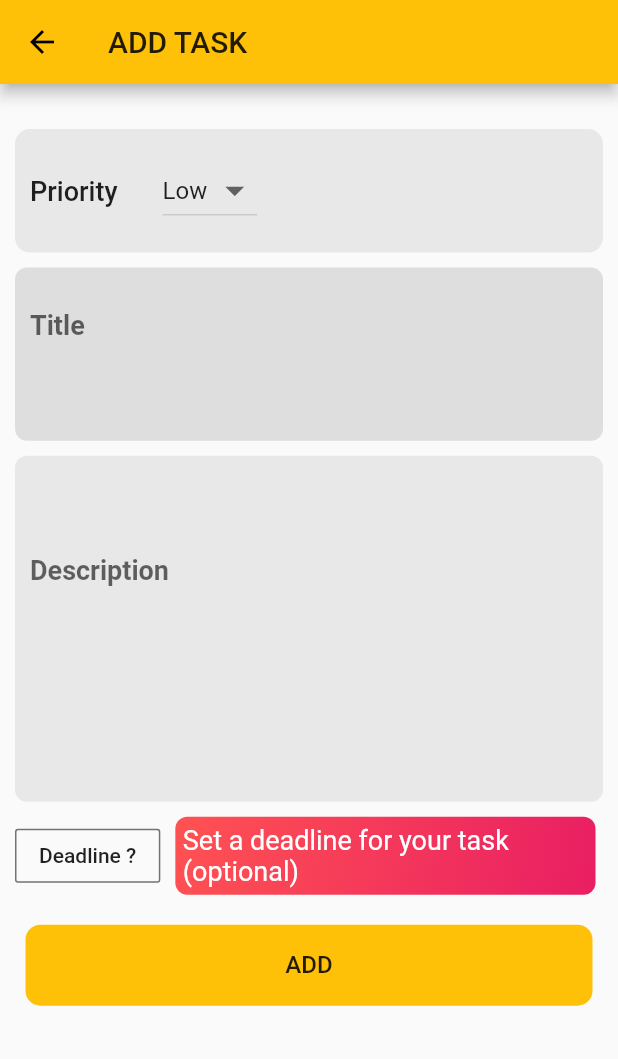
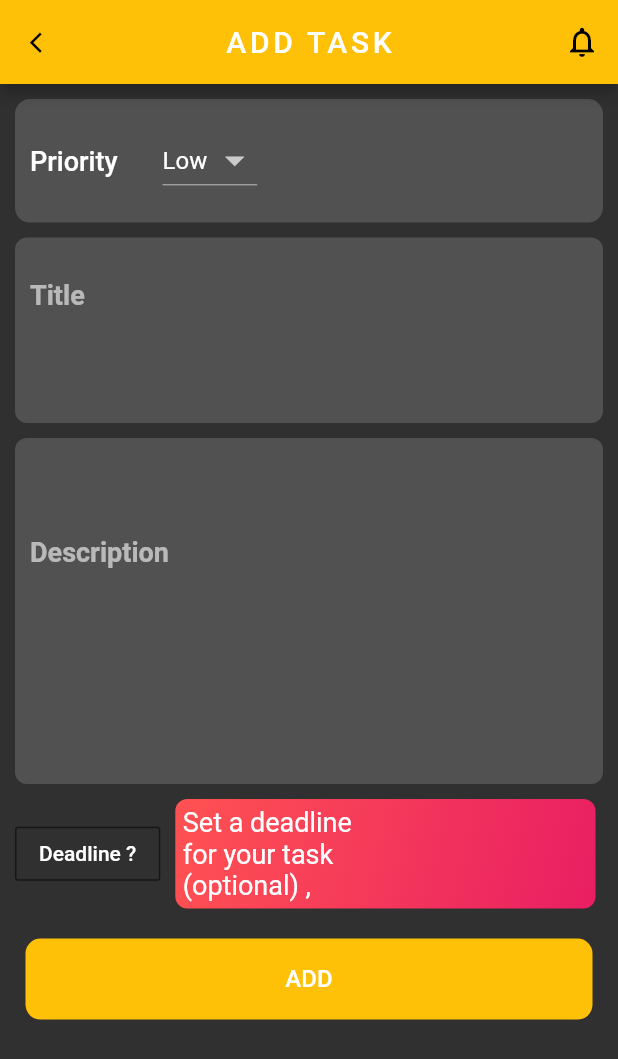
Before and after one commit to ShimronAlakkal/Paperclip, a Flutter app: the screen it shows after launch, after a tap on the "add" icon, on a phone screen of 412 x 824 dp. Shown: the top 1059 px of the screen. Run offline on Flutter 3.47's test engine with Material 2 defaults, Android fonts, the phone set to English and light mode, and no system bars; our stand-ins replace shared_preferences, sqflite; accounts and stored records are empty.

Commit message:
added persistent theming

```diff
--- a/lib/main.dart
+++ b/lib/main.dart
@@ -1,17 +1,22 @@
 import 'package:flutter/material.dart';
+import 'package:provider/provider.dart';
 import './screens/notelist.dart';
+import 'package:TDM/utils/themeData.dart';
 
 Future<void> main() async {
   runApp(
-    MaterialApp(
-      debugShowCheckedModeBanner: false,
-      theme: ThemeData(
-        accentColor: Colors.amberAccent,
-        primaryColor: Colors.amber,
-        brightness: Brightness.light,
+    ChangeNotifierProvider(
+      create: (context) => ThemeNotifier(),
+      child: Consumer<ThemeNotifier>(
+        builder: (context, ThemeNotifier notifier, child) {
+          return MaterialApp(
+            debugShowCheckedModeBanner: false,
+            theme: notifier.darkTheme == true ? dark : light,
+            title: 'Stellar Notes',
+            home: Notelist(),
+          );
+        },
       ),
-      title: 'Stellar Notes',
-      home: Notelist(),
     ),
   );
 }
--- a/lib/screens/editpage.dart
+++ b/lib/screens/editpage.dart
@@ -1,3 +1,5 @@
+import 'dart:ui';
+
 import 'package:intl/intl.dart';
 import 'package:TDM/models/databaseModel.dart';
 import 'package:TDM/utils/DatabaseHelper.dart';
@@ -41,6 +43,8 @@ class _EditNoteState extends State<EditNote> {
     }
   }
 
+  var _timeOfDay = '';
+
   _EditNoteState(this.noteModel, this.appBarTitle, this.buttonText);
 
   String appBarTitle;
@@ -66,21 +70,40 @@ class _EditNoteState extends State<EditNote> {
     return Scaffold(
       resizeToAvoidBottomPadding: true,
       appBar: AppBar(
+        centerTitle: true,
         backgroundColor: Colors.amber,
         leading: IconButton(
-            icon: Icon(Icons.arrow_back),
+            icon: Icon(
+              Icons.arrow_back_ios,
+              size: 16.5,
+            ),
             onPressed: () {
               Navigator.pop(context);
             }),
-        title: Text(appBarTitle),
+        title: Text(
+          appBarTitle,
+          style: TextStyle(
+            color: Colors.white,
+            letterSpacing: 2.5,
+            fontWeight: FontWeight.w500,
+          ),
+        ),
+        actions: [
+          IconButton(
+            icon: Icon(Icons.notifications_none_outlined),
+            onPressed: () {
+              setState(() {});
+            },
+          ),
+        ],
       ),
       body: Form(
         key: formkey,
         child: ListView(
           children: [
             Container(
-              padding: EdgeInsets.symmetric(vertical: 20),
-              margin: EdgeInsets.only(top: 10, left: 10, right: 10),
+              padding: EdgeInsets.symmetric(vertical: 5),
+              margin: EdgeInsets.only(top: 5, left: 10, right: 10),
               child: Column(
                 children: [
 ////////////////////////////////////////////////////////////////////////
@@ -93,7 +116,7 @@ class _EditNoteState extends State<EditNote> {
                     height: MediaQuery.of(context).size.height * 0.1,
                     decoration: BoxDecoration(
                       borderRadius: BorderRadius.circular(10),
-                      color: Colors.grey.withOpacity(0.2),
+                      color: Colors.grey.withOpacity(0.3),
                     ),
                     child: Row(
                       children: [
@@ -127,7 +150,7 @@ class _EditNoteState extends State<EditNote> {
                               value: priority,
                             );
                           }).toList(),
-                        )
+                        ),
                       ],
                     ),
                   ),
@@ -140,7 +163,7 @@ class _EditNoteState extends State<EditNote> {
                   Padding(
                     padding: EdgeInsets.only(top: 10, bottom: 5),
                     child: Container(
-                      height: MediaQuery.of(context).size.height * 0.14,
+                      height: MediaQuery.of(context).size.height * 0.15,
                       padding: EdgeInsets.only(left: 10),
                       decoration: BoxDecoration(
                           color: Colors.grey.withOpacity(0.3),
@@ -172,13 +195,6 @@ class _EditNoteState extends State<EditNote> {
                             fontStyle: FontStyle.normal,
                             fontWeight: FontWeight.bold,
                           ),
-                          // hintText: 'Please enter the task here (required)',
-                          // hintStyle: TextStyle(
-                          //   color: Colors.black26,
-                          //   fontSize: 15,
-                          //   fontStyle: FontStyle.normal,
-                          //   fontWeight: FontWeight.w300,
-                          // ),
                         ),
                       ),
                     ),
@@ -196,7 +212,7 @@ class _EditNoteState extends State<EditNote> {
                       padding: EdgeInsets.only(left: 10),
                       decoration: BoxDecoration(
                           borderRadius: BorderRadius.circular(8),
-                          color: Colors.grey.withOpacity(0.2)),
+                          color: Colors.grey.withOpacity(0.3)),
                       child: TextField(
                         cursorColor: Colors.red,
                         maxLines: 6,
@@ -213,9 +229,8 @@ class _EditNoteState extends State<EditNote> {
                             fontWeight: FontWeight.bold,
                           ),
                           hintText:
-                              'Enter a description for this task (optional)',
+                              'Description or sub-points for this task(optional)',
                           hintStyle: TextStyle(
-                            color: Colors.black26,
                             fontSize: 15,
                             fontStyle: FontStyle.normal,
                             fontWeight: FontWeight.w300,
@@ -258,13 +273,29 @@ class _EditNoteState extends State<EditNote> {
                             ),
                             margin: EdgeInsets.only(left: 10, right: 5),
                             padding: EdgeInsets.all(5),
+                            child: Row(
+                              children: [
+                                Expanded(
                                   child: Text(
-                              '$deadline',
+                                    '$deadline ,',
                                     style: TextStyle(
                                       color: Colors.white,
                                       fontSize: 18,
                                       fontWeight: FontWeight.normal,
                                     ),
+                                  ),
+                                ),
+                                Expanded(
+                                  child: Text(
+                                    '$_timeOfDay',
+                                    style: TextStyle(
+                                      color: Colors.white,
+                                      fontSize: 18,
+                                      fontWeight: FontWeight.normal,
+                                    ),
+                                  ),
+                                )
+                              ],
                             ),
                           ),
                         ),
@@ -409,10 +440,16 @@ class _EditNoteState extends State<EditNote> {
       lastDate: DateTime(DateTime.now().year + 10),
     );
 
-    if (date != null) {
-      var val = ('${date.year}-' + '${date.month}-' + '${date.day}').toString();
+    var time = await showTimePicker(
+      context: context,
+      initialTime: TimeOfDay.now(),
+    );
+
+    if (date != null && time != null) {
       setState(() {
-        deadline = val;
+        deadline =
+            ('${date.year}-' + '${date.month}-' + '${date.day}').toString();
+        _timeOfDay = '${time.hour}' + ' ${time.minute}';
       });
     }
   }
--- a/lib/screens/notelist.dart
+++ b/lib/screens/notelist.dart
@@ -1,9 +1,11 @@
 import 'package:TDM/models/databaseModel.dart';
+import 'package:TDM/screens/settings.dart';
 import 'package:TDM/utils/DatabaseHelper.dart';
+import 'package:TDM/utils/themeData.dart';
 import 'package:flutter/material.dart';
+import 'package:provider/provider.dart';
 // import 'package:shared_preferences/shared_preferences.dart';
 import './editpage.dart';
-import 'package:TDM/screens/settings.dart';
 
 class Notelist extends StatefulWidget {
   @override
@@ -15,7 +17,7 @@ class Notelist extends StatefulWidget {
 class _NotelistState extends State<Notelist> {
   List<DatabaseModel> notes = [];
   DatabaseHelper _helper;
-
+  bool panelActive = false;
   @override
   void initState() {
     super.initState();
@@ -45,14 +47,10 @@ class _NotelistState extends State<Notelist> {
         },
       ),
       appBar: AppBar(
-        // backgroundColor: Colors.amber.withOpacity(0.2),
-        // shadowColor: Colors.white12,
-        title: Positioned(
-          top: 20,
-          left: 10,
-          right: 10,
-          child: _customAppBar(),
-        ),
+        primary: true,
+        shadowColor: Colors.transparent,
+        backgroundColor: Colors.transparent,
+        title: _customAppBar(context),
       ),
       body: getListView(),
     );
@@ -63,11 +61,12 @@ class _NotelistState extends State<Notelist> {
       itemCount: notes.length,
       itemBuilder: (BuildContext context, int index) {
         return Card(
-          borderOnForeground: false,
-          margin: EdgeInsets.symmetric(vertical: 5, horizontal: 7),
+          borderOnForeground: true,
+          margin: EdgeInsets.symmetric(vertical: 5, horizontal: 8),
           elevation: 5,
           // color: Colors.white,
           child: ListTile(
+//
             isThreeLine: true,
             // dense: true,
             onTap: () {
@@ -100,15 +99,7 @@ class _NotelistState extends State<Notelist> {
               child: Container(
                 child: Column(
                   children: [
-                      Align(
-                        alignment: Alignment.centerLeft,
-                        child: Padding(
-                          padding: const EdgeInsets.only(top: 5.0),
-                          child: Text(
-                            '${notes[index].description}',
-                          ),
-                        ),
-                      ),
+                    _descNullAlign(notes[index]),
                     _deadlineIsNull(notes[index]),
                     Align(
                       alignment: Alignment.centerLeft,
@@ -133,7 +124,9 @@ class _NotelistState extends State<Notelist> {
                     ' Are you sure you want to delete this item ? ', index);
                 _refreshListView();
 // the code to delete items form the list view goes here in the space available
-                  })),
+              },
+            ),
+          ),
         );
       },
     );
@@ -220,28 +213,51 @@ class _NotelistState extends State<Notelist> {
     );
   }
 
-  _customAppBar() {
-    return Row(
+  _customAppBar(BuildContext context) {
+    return Container(
+      decoration: BoxDecoration(
+        color: Colors.amber,
+        borderRadius: BorderRadius.circular(8),
+      ),
+      child: Row(
         mainAxisSize: MainAxisSize.max,
         mainAxisAlignment: MainAxisAlignment.spaceBetween,
         children: [
           IconButton(
+            icon: Icon(Icons.menu_rounded),
+            onPressed: () {
+              Navigator.push(
+                context,
+                MaterialPageRoute(
+                  builder: (_) {
+                    return Settings();
+                  },
+                ),
+              );
+            },
+          ),
+          Text(
+            'PAPERCLIP',
+            style: TextStyle(
+              color: Colors.white,
+              letterSpacing: 3.5,
+              fontWeight: FontWeight.w400,
+            ),
+          ),
+          Consumer<ThemeNotifier>(
+            builder: (context, ThemeNotifier notifier, child) {
+              return IconButton(
                 icon: Icon(Icons.wb_sunny_outlined),
                 onPressed: () {
                   // changes the theme to dark and light from the root widget
+
+                  notifier.changeTheme();
+                },
+              );
             },
           ),
-        Text('PAPERCLIP'),
-        IconButton(
-            icon: Icon(Icons.menu_rounded),
-            onPressed: () {
-              Navigator.push(context, MaterialPageRoute(
-                builder: (context) {
-                  return Settings();
-                },
-              ));
-            })
         ],
+      ),
     );
   }
 
@@ -262,7 +278,7 @@ class _NotelistState extends State<Notelist> {
               gradient: LinearGradient(
                 begin: Alignment.topLeft,
                 end: Alignment.bottomRight,
-                colors: [Colors.pink, Colors.red],
+                colors: [Colors.pink[500], Colors.red[500]],
               ),
             ),
             child: Text(
@@ -278,11 +294,22 @@ class _NotelistState extends State<Notelist> {
       );
     }
   }
+
+  _descNullAlign(DatabaseModel note) {
+    if (note.description == null || note.description == ' ') {
+      return Align(
+        alignment: Alignment.centerLeft,
+      );
+    } else {
+      return Align(
+        alignment: Alignment.centerLeft,
+        child: Padding(
+          padding: const EdgeInsets.only(top: 5.0),
+          child: Text(
+            '${note.description}',
+          ),
+        ),
+      );
     }
-
-// {
-//     var now = new DateTime.now();
-//     var formatter = new DateFormat('yyyy-MM-dd');
-//     String formattedDate = formatter.format(now);
-//     print(formattedDate); // 2016-01-25
-// }
+  }
+}
--- a/lib/utils/DatabaseHelper.dart
+++ b/lib/utils/DatabaseHelper.dart
@@ -1,8 +1,8 @@
-import 'dart:io';
 import 'package:TDM/models/databaseModel.dart';
 import 'package:path/path.dart';
 import 'package:path_provider/path_provider.dart';
 import 'package:sqflite/sqflite.dart';
+import 'dart:io';
 
 class DatabaseHelper {
 // creating a singleton class
--- /dev/null
+++ b/lib/utils/themeData.dart
@@ -0,0 +1,53 @@
+import 'package:flutter/material.dart';
+import 'package:shared_preferences/shared_preferences.dart';
+
+ThemeData dark = ThemeData(
+  accentColor: Colors.amberAccent,
+  primaryColor: Colors.amber,
+  brightness: Brightness.dark,
+);
+
+ThemeData light = ThemeData(
+  accentColor: Colors.amberAccent,
+  primaryColor: Colors.amber,
+  brightness: Brightness.light,
+);
+
+class ThemeNotifier extends ChangeNotifier {
+  final String key = 'theme';
+  // ignore: unused_field
+  SharedPreferences _preferences;
+  bool _darkTheme;
+  bool get darkTheme => _darkTheme;
+
+  ThemeNotifier() {
+    _darkTheme = true;
+    _loadFromPrefs();
+  }
+
+  // ignore: unused_element
+  changeTheme() {
+    _darkTheme = !_darkTheme;
+
+    debugPrint(
+        'the dark theme value is $_darkTheme and the key is $key ********  changing the theme  but the original darktheme is $darkTheme ');
+    _saveToPrefs();
+    notifyListeners();
+  }
+
+  _initPrefs() async {
+    if (_preferences == null)
+      _preferences = await SharedPreferences.getInstance();
+  }
+
+  _loadFromPrefs() async {
+    await _initPrefs();
+    _darkTheme = _preferences.getBool(key) ?? true;
+    notifyListeners();
+  }
+
+  _saveToPrefs() async {
+    await _initPrefs();
+    _preferences.setBool(key, _darkTheme);
+  }
+}
```
Also changed, not shown: lib/screens/settings.dart (+31 -6 lines), pubspec.yaml (+4 -3 lines). Lines whose indentation alone changed are shown as unchanged.
